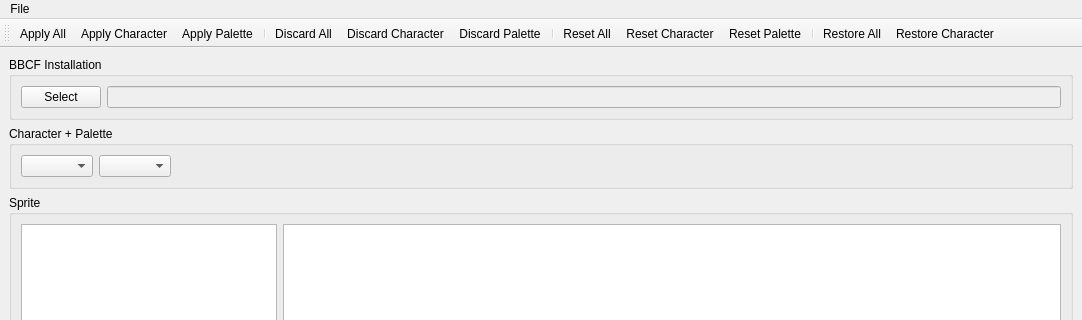
Above: bbsed/ui/mainwindow.ui from slacknate/bbsed before the change; both pictures show x 0 to 1082 and y 0 to 320 of the 1082 by 853 pixel window. Below: the same form after it.
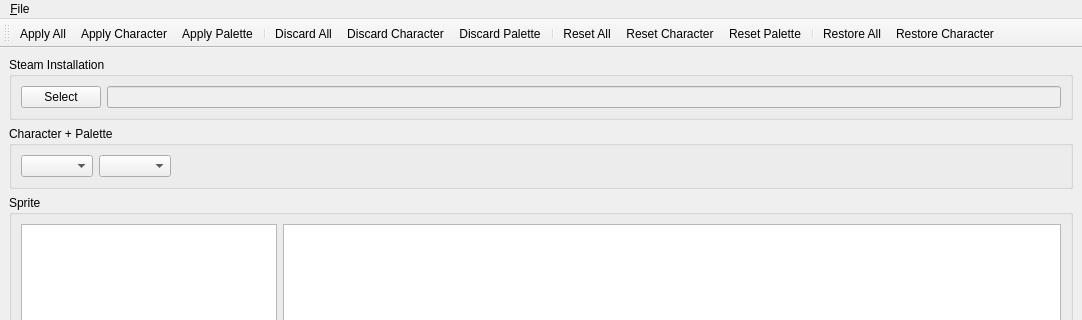
That is the form after the change.

Commit message:
[mainwindow] choose a steam install instead of a BBCF install
 - this way we can add a menu item to launch the game via steam

```diff
--- a/bbsed/ui/mainwindow.ui
+++ b/bbsed/ui/mainwindow.ui
@@ -18,7 +18,7 @@
     <item>
      <widget class="QGroupBox" name="install_box">
       <property name="title">
-       <string>BBCF Installation</string>
+       <string>Steam Installation</string>
       </property>
       <layout class="QHBoxLayout" name="horizontalLayout">
        <item>
@@ -135,7 +135,7 @@
    </property>
    <widget class="QMenu" name="menuFile">
     <property name="title">
-     <string>File</string>
+     <string>&amp;File</string>
     </property>
     <addaction name="exit"/>
    </widget>
```
Left out of the diff: 14 changed lines with no effect on the pictures. The commit also changes 4 other files.
